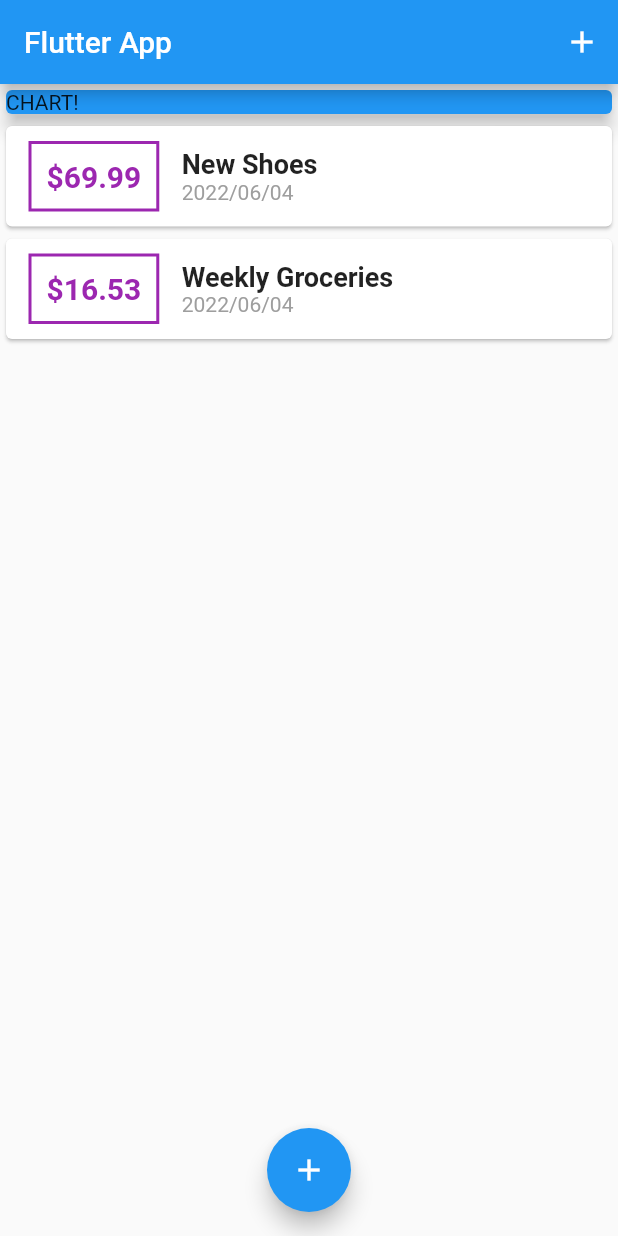
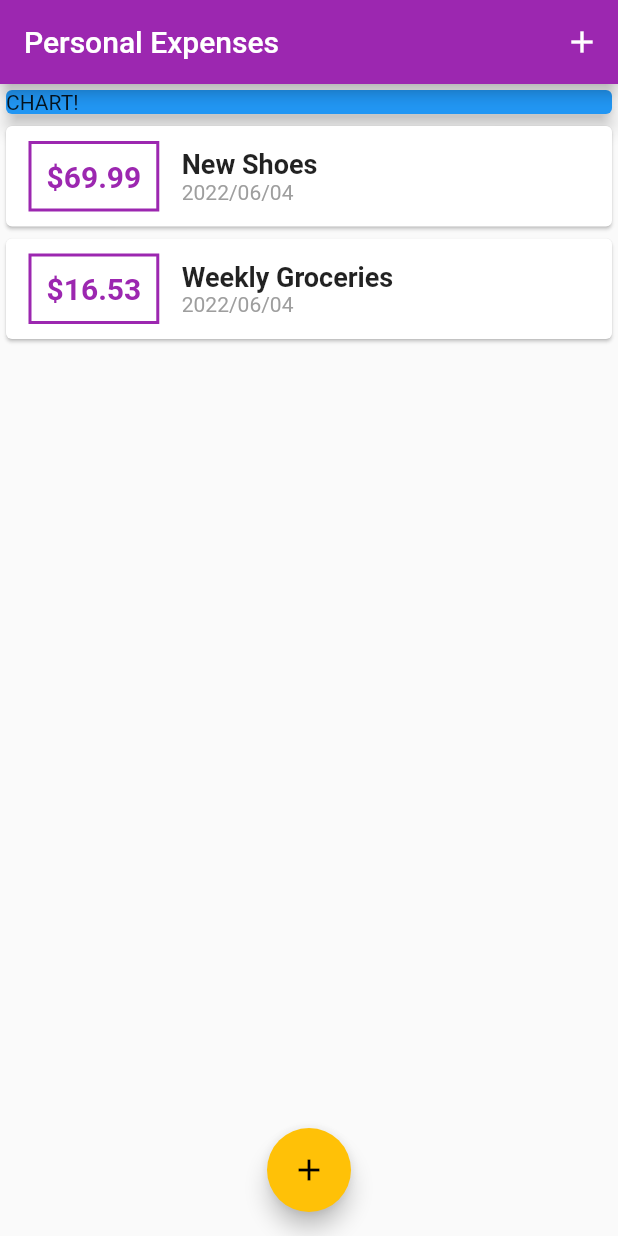
Before and after one commit to godo129/Flutter_Expense_App, a Flutter app: the screen it shows after launch, on a phone screen of 412 x 824 dp. Run offline on Flutter 3.47's test engine with Material 2 defaults, Android fonts, the phone set to English and light mode, and no system bars.

Commit message:
theme 옵션

```diff
--- a/lib/main.dart
+++ b/lib/main.dart
@@ -11,7 +11,11 @@ class MyApp extends StatelessWidget {
   @override
   Widget build(BuildContext context) {
     return MaterialApp(
-      title: 'Flutter App',
+      title: 'Personal Expenses',
+      theme: ThemeData(
+        primarySwatch: Colors.purple,
+        accentColor: Colors.amber,
+      ), // 테마 주기
       home: MyHomePage(),
     );
   }
@@ -66,7 +70,7 @@ class _MyHomePageState extends State<MyHomePage> {
   Widget build(BuildContext context) {
     return Scaffold(
       appBar: AppBar(
-        title: Text('Flutter App'),
+        title: Text('Personal Expenses'),
         actions: <Widget>[
           IconButton(
             onPressed: () => _startAddNewTransaction(context),
--- a/lib/widgets/transaction_list.dart
+++ b/lib/widgets/transaction_list.dart
@@ -21,7 +21,7 @@ class TransactionList extends StatelessWidget {
               margin: EdgeInsets.symmetric(vertical: 10, horizontal: 15),
               decoration: BoxDecoration(
                 border: Border.all(
-                  color: Colors.purple,
+                  color: Theme.of(context).primaryColor,
                   width: 2,
                 ),
               ),
@@ -31,7 +31,7 @@ class TransactionList extends StatelessWidget {
                 style: TextStyle(
                   fontWeight: FontWeight.bold,
                   fontSize: 20,
-                  color: Colors.purple,
+                  color: Theme.of(context).primaryColor,
                 ),
               ),
             ),
```
